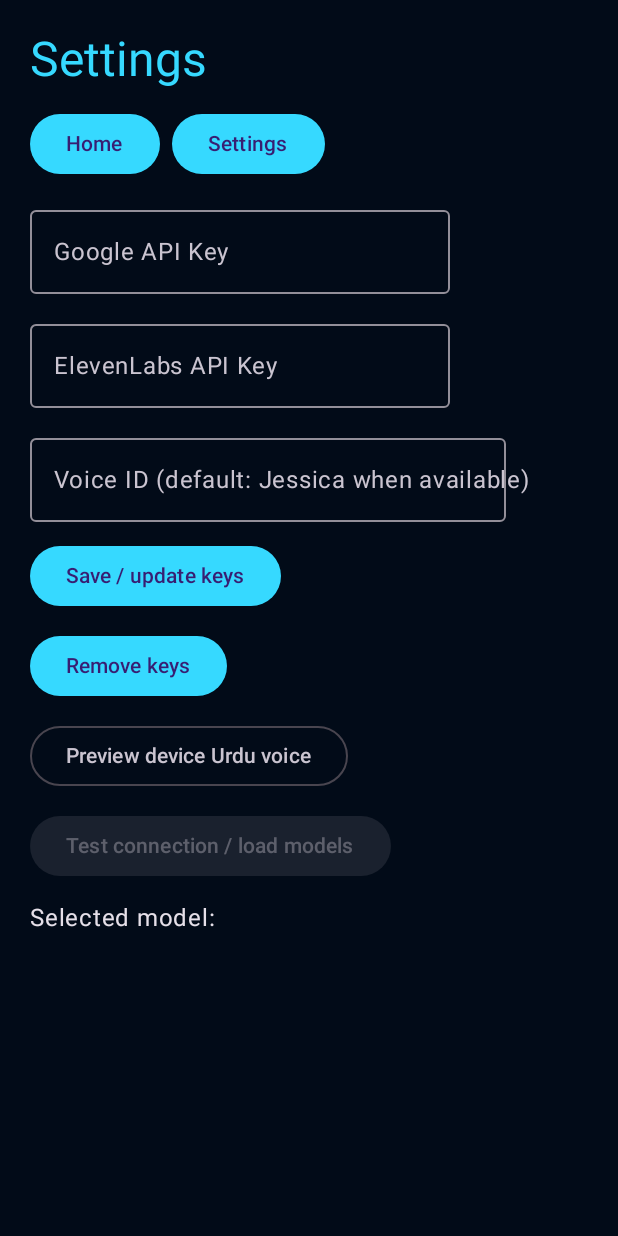
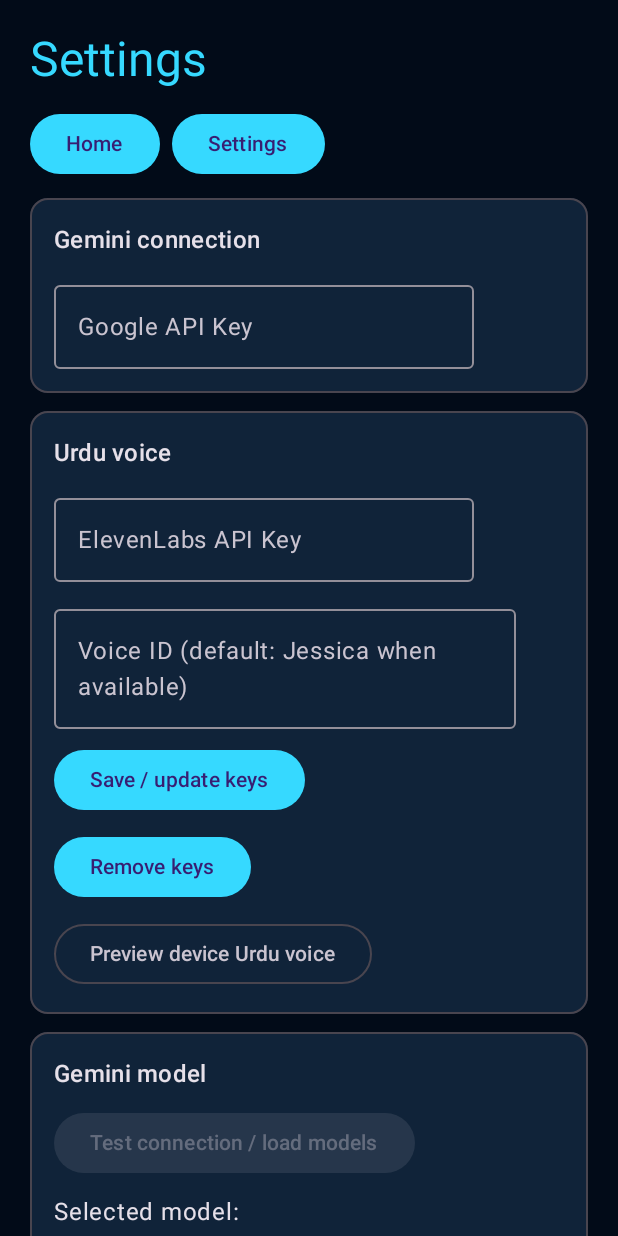
Before and after one commit to manzoorpathan8/maya-ai-assistant-, an Android app built with Jetpack Compose: the screen it shows after launch (MainActivity), after a tap on "Settings", on a phone screen of 412 x 824 dp. Run offline under Robolectric (Android 15) with nearby library versions, the phone set to English and light mode, and no system bars; 2 statements that could not run were skipped.

Commit message:
Restore approved Maya home and clarify ElevenLabs access errors

```diff
--- a/app/src/main/java/com/maya/assistant/AiClient.kt
+++ b/app/src/main/java/com/maya/assistant/AiClient.kt
@@ -19,7 +19,22 @@ object AiClient {
     c.setRequestProperty("Content-Type", "application/json")
     c.outputStream.use { it.write(body.toString().toByteArray(Charsets.UTF_8)) }
    }
-   if (c.responseCode !in 200..299) throw IllegalStateException("API HTTP ${c.responseCode}")
+   if (c.responseCode !in 200..299) {
+    val code = c.responseCode
+    val detail = runCatching {
+     val body = c.errorStream?.bufferedReader()?.use { it.readText() }.orEmpty()
+     JSONObject(body).optJSONObject("detail")?.optString("status").orEmpty()
+    }.getOrDefault("")
+    val message = when {
+     header != "xi-api-key" -> "Gemini HTTP $code"
+     detail == "missing_permissions" && url.contains("/v2/voices") -> "Enable Voices → Read for this ElevenLabs key, or enter a Voice ID."
+     detail == "missing_permissions" -> "Enable Text to Speech → Access for this ElevenLabs key."
+     detail == "quota_exceeded" || code == 429 -> "ElevenLabs usage limit reached."
+     code == 401 || code == 403 -> "ElevenLabs rejected this key or its access. Check the saved key and permissions."
+     else -> "ElevenLabs HTTP $code"
+    }
+    throw IllegalStateException(message)
+   }
    return c.inputStream.use { it.readBytes() }
   } finally { c.disconnect() }
  }
--- a/app/src/main/java/com/maya/assistant/MainActivity.kt
+++ b/app/src/main/java/com/maya/assistant/MainActivity.kt
@@ -52,6 +52,7 @@ class MainActivity : ComponentActivity() {
  private var player: MediaPlayer? = null
  private var models by mutableStateOf(emptyList<String>())
  private var screen by mutableStateOf("Home")
+ private var voiceStatus by mutableStateOf("")
  private val prefs by lazy { getSharedPreferences("maya", MODE_PRIVATE) }
  private fun secretKey(): SecretKey {
   val ks = KeyStore.getInstance("AndroidKeyStore").apply { load(null) }
@@ -216,6 +217,7 @@ class MainActivity : ComponentActivity() {
    return
   }
   val request = voiceRequest
+  voiceStatus = ""
   status = "Preparing Urdu voice…"
   thread {
    try {
@@ -240,7 +242,7 @@ class MainActivity : ComponentActivity() {
      } finally { file.delete() }
     }
    } catch (e: Exception) {
-    runOnUiThread { if (!isDestroyed && request == voiceRequest) { if (live) endLive(); status = "ElevenLabs: " + (e.message ?: "Voice unavailable") } }
+    runOnUiThread { if (!isDestroyed && request == voiceRequest) { if (live) endLive(); voiceStatus = e.message ?: "Voice unavailable"; if (screen == "Chat") status = voiceStatus } }
    }
   }
  }
@@ -345,6 +347,9 @@ class MainActivity : ComponentActivity() {
         else -> screen = action
        }
       }, Modifier.fillMaxSize().displayCutoutPadding())
+      if (voiceStatus.isNotBlank()) Surface(Modifier.align(androidx.compose.ui.Alignment.Center).padding(20.dp).clickable { screen = "Settings" }) {
+       Text(voiceStatus + "\nOpen Settings", Modifier.padding(16.dp))
+      }
       if (busy || speaking) Surface(Modifier.align(androidx.compose.ui.Alignment.BottomCenter).offset(y = (-70).dp)) {
        Text(status, Modifier.padding(horizontal = 8.dp, vertical = 4.dp))
       }
@@ -358,7 +363,12 @@ class MainActivity : ComponentActivity() {
       Button(onClick={screen="Settings"}){Text("Settings")}
      }
      if(screen=="Settings"){
+      OutlinedCard(Modifier.fillMaxWidth()) { Column(Modifier.padding(16.dp), verticalArrangement = Arrangement.spacedBy(10.dp)) {
+      Text("Gemini connection", style = MaterialTheme.typography.titleMedium)
       OutlinedTextField(google,{google=it},label={Text("Google API Key")},visualTransformation=PasswordVisualTransformation())
+      } }
+      OutlinedCard(Modifier.fillMaxWidth()) { Column(Modifier.padding(16.dp), verticalArrangement = Arrangement.spacedBy(10.dp)) {
+      Text("Urdu voice", style = MaterialTheme.typography.titleMedium)
       OutlinedTextField(eleven,{eleven=it},label={Text("ElevenLabs API Key")},visualTransformation=PasswordVisualTransformation())
       OutlinedTextField(voice,{voice=it},label={Text("Voice ID (default: Jessica when available)")})
       Button(onClick={
@@ -369,6 +379,10 @@ class MainActivity : ComponentActivity() {
        stopVoice()
        playUrdu("السلام علیکم، میں مایا ہوں۔ آپ کی کیا مدد کر سکتی ہوں؟", eleven.trim(), voice.trim())
       }) { Text(if (eleven.isBlank()) "Preview device Urdu voice" else "Preview ElevenLabs Urdu voice") }
+      if (voiceStatus.isNotBlank()) Text(voiceStatus, color = MaterialTheme.colorScheme.error)
+      } }
+      OutlinedCard(Modifier.fillMaxWidth()) { Column(Modifier.padding(16.dp), verticalArrangement = Arrangement.spacedBy(10.dp)) {
+      Text("Gemini model", style = MaterialTheme.typography.titleMedium)
       Button(enabled=!busy && google.isNotBlank(),onClick={
        busy=true;status="Testing Google..."
        val k=google.trim()
@@ -376,6 +390,7 @@ class MainActivity : ComponentActivity() {
       }){Text("Test connection / load models")}
       Text("Selected model: "+model)
       models.forEach { item -> OutlinedButton(onClick={model=item;prefs.edit().putString("model",item).apply()}){Text(item)} }
+      } }
      } else when (screen) {
       "Chat" -> MayaChat(input, answer, busy, status, { input = it }, { if (!busy) listen() }, { if (!recording) send() },
        { if (live) endLive() else { stopVoice(); status = "Stopped" } }, { screen = "Settings" }, { screen = it })
@@ -445,7 +460,7 @@ class MainActivity : ComponentActivity() {
       }
       "Notifications" -> Text(status.ifBlank { "No recent activity" })
      }
-     Text(status,color=MaterialTheme.colorScheme.primary)
+     if (screen in setOf("Settings", "Apps", "Call", "WhatsApp", "Browser", "Tasks", "Create & Build") && status.isNotBlank()) Text(status,color=MaterialTheme.colorScheme.primary)
     }
    }
   }
--- a/app/src/main/java/com/maya/assistant/MayaHome.kt
+++ b/app/src/main/java/com/maya/assistant/MayaHome.kt
@@ -1,11 +1,5 @@
 package com.maya.assistant
 
-import androidx.compose.material3.*
-import androidx.compose.foundation.background
-import androidx.compose.foundation.rememberScrollState
-import androidx.compose.foundation.verticalScroll
-import androidx.compose.ui.graphics.Color
-import androidx.compose.ui.unit.dp
 import android.graphics.BitmapFactory
 import androidx.compose.foundation.Canvas
 import androidx.compose.foundation.clickable
@@ -20,11 +14,22 @@ import androidx.compose.ui.semantics.contentDescription
 import androidx.compose.ui.semantics.semantics
 import kotlin.math.exp
 
-@Composable
-private fun HomeCard(label: String, onTool: (String) -> Unit, modifier: Modifier) {
- OutlinedCard(modifier.clickable(role = Role.Button) { onTool(label) }) {
-  Text(if (label == "Voice greeting") "Hi Dear ♥  ·  Tap to hear Maya" else label, Modifier.padding(horizontal = 8.dp, vertical = 10.dp), color = MaterialTheme.colorScheme.primary)
- }
+private data class HomeControl(val label: String, val x: Int, val y: Int, val w: Int, val h: Int)
+
+private val controls = listOf(
+ HomeControl("Notifications", 770, 65, 125, 125),
+ HomeControl("Settings", 900, 65, 120, 125),
+ HomeControl("Call", 855, 298, 165, 138),
+ HomeControl("WhatsApp", 855, 441, 165, 136),
+ HomeControl("Browser", 855, 580, 165, 136),
+ HomeControl("Apps", 855, 720, 165, 139),
+ HomeControl("Mobile Control", 855, 866, 165, 144),
+ HomeControl("Voice greeting", 210, 984, 575, 157),
+ HomeControl("Type", 143, 1214, 135, 137),
+ HomeControl("Mic", 402, 1162, 220, 211),
+ HomeControl("Camera", 745, 1214, 133, 137)
+) + listOf("Home", "Chat", "Tools", "Work", "History", "My Profile").mapIndexed { index, label ->
+ HomeControl(label, index * 168 + 8, 1377, 167, 145)
 }
 
 @Composable
@@ -33,22 +38,14 @@ fun MayaHome(mouth: Float, onTool: (String) -> Unit, modifier: Modifier = Modifi
  val bitmap = remember(context) { BitmapFactory.decodeResource(context.resources, R.drawable.maya_reference) }
  val paint = remember { android.graphics.Paint(android.graphics.Paint.FILTER_BITMAP_FLAG) }
  val mesh = remember { FloatArray(2 * 65 * 97) }
- Column(modifier.background(Color(0xFF041021)).padding(horizontal = 8.dp, vertical = 4.dp), verticalArrangement = Arrangement.spacedBy(6.dp)) {
-  Row(horizontalArrangement = Arrangement.spacedBy(8.dp)) {
-   Text("Maya ♡", Modifier.weight(1f), style = MaterialTheme.typography.headlineMedium)
-   HomeCard("Notifications", onTool, Modifier)
-   HomeCard("Settings", onTool, Modifier)
-  }
-  Row(Modifier.weight(1f), horizontalArrangement = Arrangement.spacedBy(6.dp)) {
-  Canvas(Modifier.weight(1f).fillMaxHeight()) {
+ BoxWithConstraints(modifier) {
+  val width = maxWidth
+  val height = maxHeight
+  Canvas(Modifier.fillMaxSize()) {
    drawIntoCanvas { canvas ->
     val native = canvas.nativeCanvas
     native.save()
-    native.clipRect(0f, 0f, size.width, size.height)
-    val scale = maxOf(size.width / 820f, size.height / 785f)
-    native.translate((size.width - 820f * scale) / 2f, (size.height - 785f * scale) / 2f)
-    native.scale(scale, scale)
-    native.translate(0f, -195f)
+    native.scale(size.width / 1024f, size.height / 1536f)
     if (mouth == 0f) {
      native.drawBitmap(bitmap, null, android.graphics.Rect(0, 0, 1024, 1536), paint)
     } else {
@@ -66,14 +63,11 @@ fun MayaHome(mouth: Float, onTool: (String) -> Unit, modifier: Modifier = Modifi
     native.restore()
    }
   }
-   Column(Modifier.widthIn(max = 100.dp).verticalScroll(rememberScrollState()), verticalArrangement = Arrangement.spacedBy(8.dp)) {
-    listOf("Call","WhatsApp","Browser","Apps","Mobile Control").forEach { HomeCard(it,onTool,Modifier.fillMaxWidth()) }
-   }
-  }
-  listOf(listOf("Voice greeting"),listOf("Type","Mic","Camera"),listOf("Home","Chat","Tools"),listOf("Work","History","My Profile")).forEach { labels ->
-   Row(horizontalArrangement = Arrangement.spacedBy(6.dp)) {
-    labels.forEach { HomeCard(it,onTool,Modifier.weight(1f)) }
-   }
+  controls.forEach { control ->
+   Box(Modifier.offset(width * (control.x / 1024f), height * (control.y / 1536f))
+    .size(width * (control.w / 1024f), height * (control.h / 1536f))
+    .semantics { contentDescription = control.label }
+    .clickable(role = Role.Button) { onTool(control.label) })
   }
  }
 }
```
